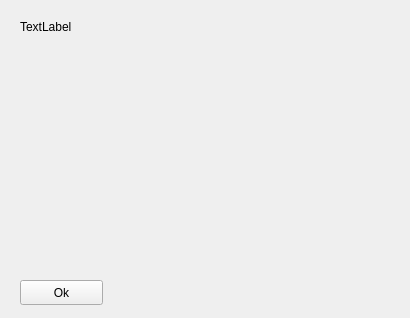
Before: the Qt Designer form imageinfo.ui in algebrato/PenguinSBIG, drawn with Qt 5.
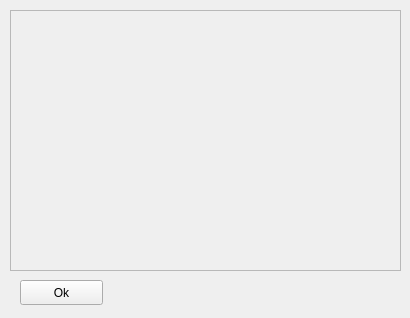
After: the same form once the commit is applied.

```diff
--- a/imageinfo.ui
+++ b/imageinfo.ui
@@ -13,22 +13,6 @@
   <property name="windowTitle">
    <string>Form</string>
   </property>
-  <widget class="QLabel" name="label">
-   <property name="geometry">
-    <rect>
-     <x>20</x>
-     <y>20</y>
-     <width>371</width>
-     <height>231</height>
-    </rect>
-   </property>
-   <property name="text">
-    <string>TextLabel</string>
-   </property>
-   <property name="alignment">
-    <set>Qt::AlignLeading|Qt::AlignLeft|Qt::AlignTop</set>
-   </property>
-  </widget>
   <widget class="QPushButton" name="pushdone">
    <property name="geometry">
     <rect>
@@ -42,6 +26,32 @@
     <string>Ok</string>
    </property>
   </widget>
+  <widget class="QTextEdit" name="textEdit">
+   <property name="enabled">
+    <bool>false</bool>
+   </property>
+   <property name="geometry">
+    <rect>
+     <x>10</x>
+     <y>10</y>
+     <width>391</width>
+     <height>261</height>
+    </rect>
+   </property>
+   <property name="tabChangesFocus">
+    <bool>false</bool>
+   </property>
+   <property name="documentTitle">
+    <string notr="true"/>
+   </property>
+   <property name="html">
+    <string>&lt;!DOCTYPE HTML PUBLIC &quot;-//W3C//DTD HTML 4.0//EN&quot; &quot;http://www.w3.org/TR/REC-html40/strict.dtd&quot;&gt;
+&lt;html&gt;&lt;head&gt;&lt;meta name=&quot;qrichtext&quot; content=&quot;1&quot; /&gt;&lt;style type=&quot;text/css&quot;&gt;
+p, li { white-space: pre-wrap; }
+&lt;/style&gt;&lt;/head&gt;&lt;body style=&quot; font-family:'DejaVu Sans'; font-size:9pt; font-weight:400; font-style:normal;&quot;&gt;
+&lt;p style=&quot;-qt-paragraph-type:empty; margin-top:0px; margin-bottom:0px; margin-left:0px; margin-right:0px; -qt-block-indent:0; text-indent:0px;&quot;&gt;&lt;br /&gt;&lt;/p&gt;&lt;/body&gt;&lt;/html&gt;</string>
+   </property>
+  </widget>
  </widget>
  <resources/>
  <connections>
```
